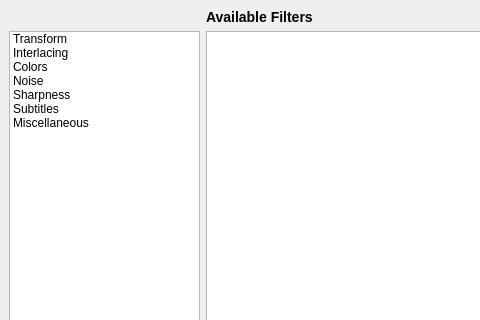
Before: the Qt Designer form branches/avidemux_2.6_branch_mean/avidemux/qt4/ADM_userInterfaces/ADM_filters/mainfilter.ui in BackupTheBerlios/avidemux-svn, drawn with Qt 5; both pictures show x 0 to 480 and y 0 to 320 of the 913 by 545 pixel window.
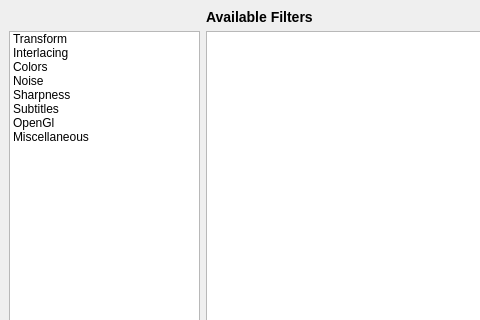
After: the same form once the commit is applied. Icons and pictures are not drawn.

Commit message: [videoFilter] Add GL filter category

Diff of the .ui file:
```diff
--- a/branches/avidemux_2.6_branch_mean/avidemux/qt4/ADM_userInterfaces/ADM_filters/mainfilter.ui
+++ b/branches/avidemux_2.6_branch_mean/avidemux/qt4/ADM_userInterfaces/ADM_filters/mainfilter.ui
@@ -322,6 +322,15 @@
           <normaloff>:/new/prefix1/common/ADM_icons/videoFilter/7.png</normaloff>:/new/prefix1/common/ADM_icons/videoFilter/7.png</iconset>
         </property>
        </item>
+       <item>
+        <property name="text">
+         <string>OpenGl</string>
+        </property>
+        <property name="icon">
+         <iconset resource="filter.qrc">
+          <normaloff>:/new/prefix1/common/ADM_icons/videoFilter/gl.png</normaloff>:/new/prefix1/common/ADM_icons/videoFilter/gl.png</iconset>
+        </property>
+       </item>
        <item>
         <property name="text">
          <string>Miscellaneous</string>
```
The commit also changes 1 other file.
